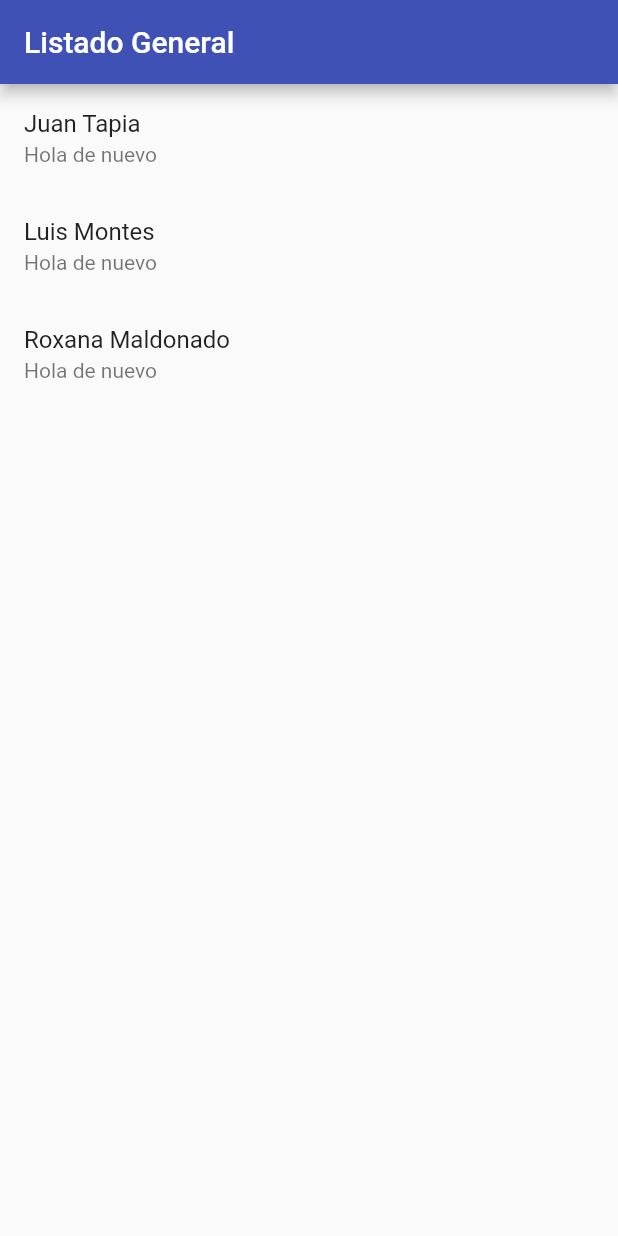
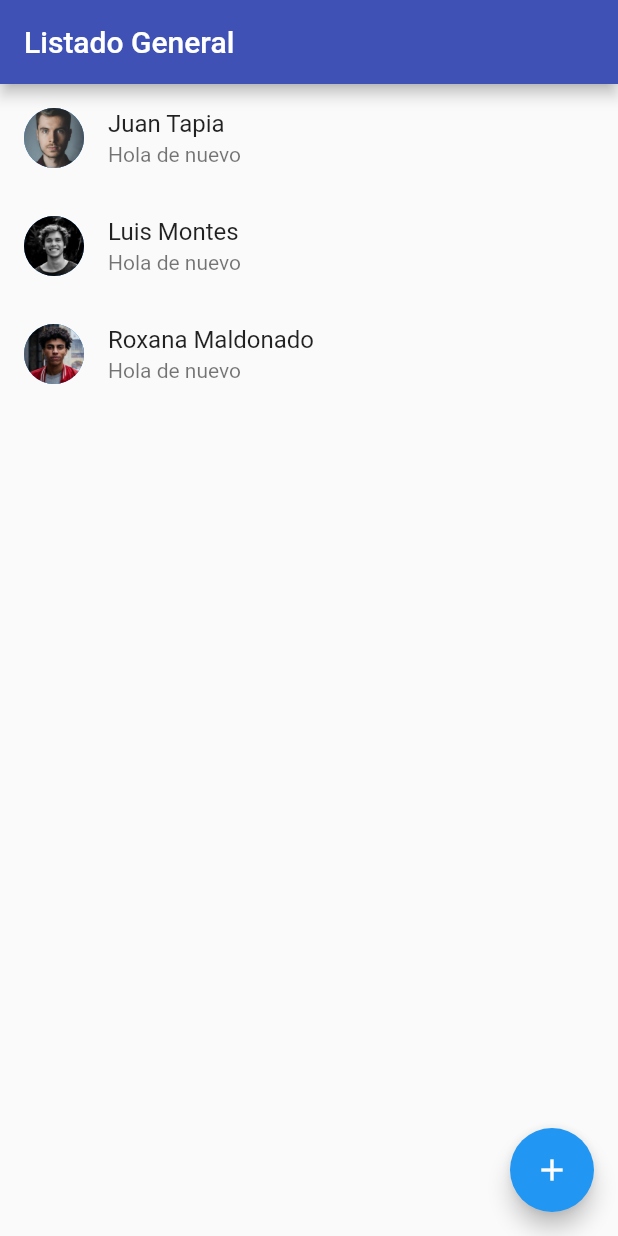
Before and after one commit to stark-ace-1891/tf05c_0012_state2, a Flutter app: the screen it shows after launch, on a phone screen of 412 x 824 dp. Run offline on Flutter 3.47's test engine with Material 2 defaults, Android fonts, the phone set to English and light mode, and no system bars.

Commit message:
Modificando mis rutas de imagenes para trabajar con AssetImage y agregando FloatingActionButton

```diff
--- a/lib/main.dart
+++ b/lib/main.dart
@@ -14,7 +14,12 @@ class MyApp extends StatelessWidget {
   }
 }
 
-class HomePage extends StatelessWidget {
+class HomePage extends StatefulWidget {
+  @override
+  State<HomePage> createState() => _HomePageState();
+}
+
+class _HomePageState extends State<HomePage> {
   List<String> nombres = [
     "Cesar",
     "Cesar",
@@ -23,46 +28,40 @@ class HomePage extends StatelessWidget {
   ];
 
   // List<Map> people = [
-  //   {
-  //     "name": "Juan Tapia",
-  //     "address": "Av. Lima 123",
-  //     "image": "http:....",
-  //     "birthDatw": "12/12/1995",
-  //   },
-  //   {
-  //     "name": "Luis Montes",
-  //     "address": "Av. Lima 123",
-  //     "image": "http:....",
-  //     "birthDatw": "12/12/1994",
-  //   },
-  //   {
-  //     "name": "Roxana Maldonado",
-  //     "address": "Av. Duran 123",
-  //     "image": "http:....",
-  //     "birthDatw": "12/12/1997",
-  //   },
-  // ];
   List<Person> people = [
     Person(
         name: "Juan Tapia",
         address: "Av. Lima 123",
-        image: "http:....",
+        image: "persona1.jpeg",
         birthDatw: "12/12/1995"),
     Person(
         name: "Luis Montes",
         address: "Av. Lima 123",
-        image: "http:....",
+        image: "persona2.jpeg",
         birthDatw: "12/12/1994"),
     Person(
         name: "Roxana Maldonado",
         address: "Av. Duran 123",
-        image: "http:....",
+        image: "persona3.jpeg",
         birthDatw: "12/121997"),
   ];
 
   @override
   Widget build(BuildContext context) {
     return Scaffold(
+      floatingActionButton: FloatingActionButton(
+        child: Icon(Icons.add),
+        onPressed: () {
+          Person person = Person(
+            name: "Ana Paola Rosas",
+            address: "Av. Caima 123",
+            birthDatw: "01/01/1980",
+            image: "persona1.jpeg",
+          );
+          people.add(person);
+          setState(() {});
+        },
+      ),
       appBar: AppBar(
         backgroundColor: Colors.indigo,
         title: Text(
@@ -76,6 +75,10 @@ class HomePage extends StatelessWidget {
                 (Person e) => ListTile(
                   title: Text(e.name),
                   subtitle: Text("Hola de nuevo"),
+                  leading: CircleAvatar(
+                    // backgroundImage: NetworkImage(e.image),
+                    backgroundImage: AssetImage('assets/images/${e.image}'),
+                  ),
                 ),
               )
               .toList(),
```
